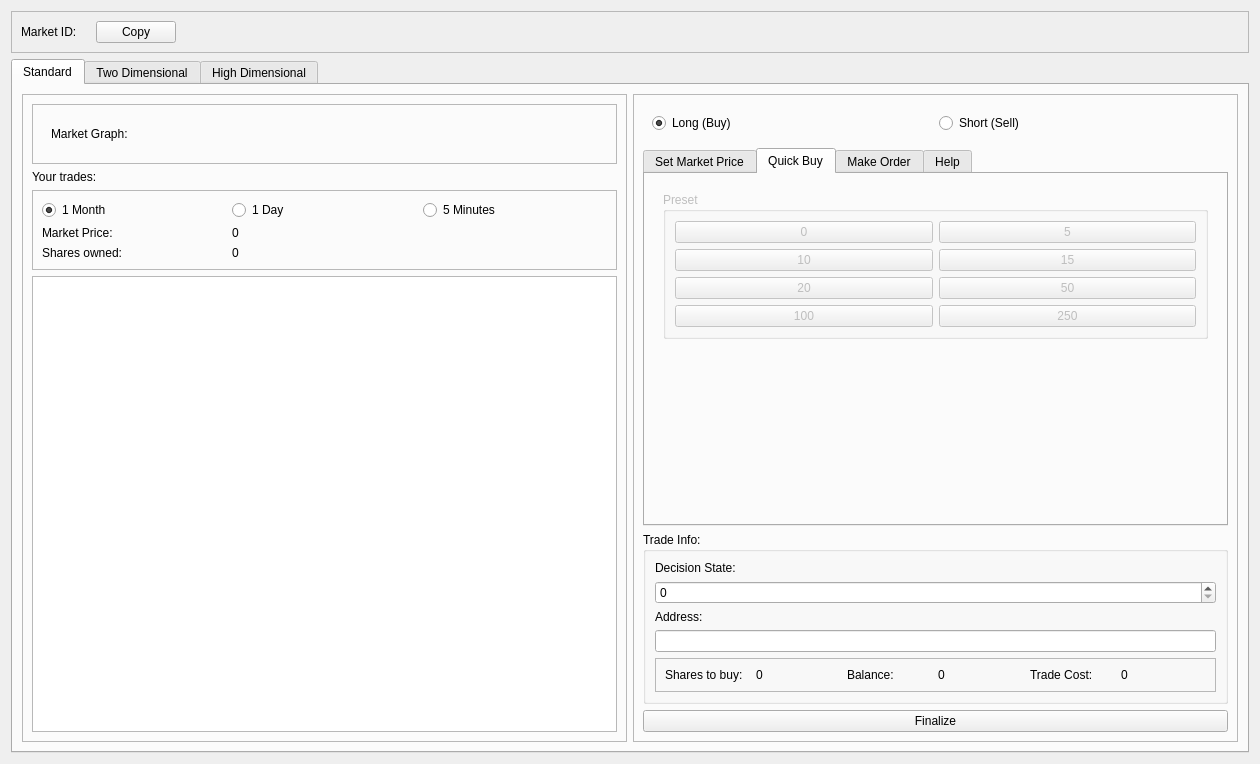
First picture: the form in src/qt/forms/markettradeview.ui, repository bitjson/hivemind, before the edit.
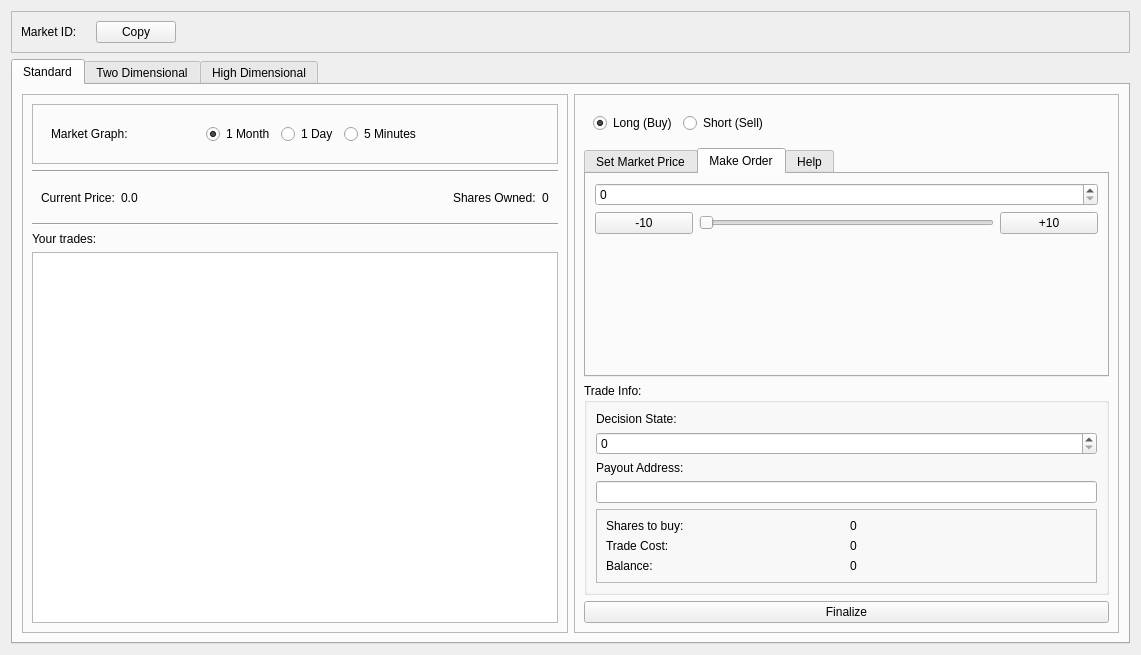
Second picture: the form after the edit. The open tabs and pages were chosen to show the change. Icons and pictures are not drawn.

Commit message: Update trading view

```diff
--- a/src/qt/forms/markettradeview.ui
+++ b/src/qt/forms/markettradeview.ui
@@ -6,8 +6,8 @@
    <rect>
     <x>0</x>
     <y>0</y>
-    <width>1260</width>
-    <height>764</height>
+    <width>1141</width>
+    <height>655</height>
    </rect>
   </property>
   <property name="windowTitle">
@@ -70,7 +70,7 @@
      </layout>
     </widget>
    </item>
-   <item row="3" column="0">
+   <item row="4" column="0">
     <widget class="QTabWidget" name="tabWidget">
      <property name="currentIndex">
       <number>0</number>
@@ -85,6 +85,12 @@
       <layout class="QHBoxLayout" name="horizontalLayout_3">
        <item>
         <widget class="QFrame" name="frame_4">
+         <property name="maximumSize">
+          <size>
+           <width>568</width>
+           <height>16777215</height>
+          </size>
+         </property>
          <property name="frameShape">
           <enum>QFrame::StyledPanel</enum>
          </property>
@@ -130,6 +136,46 @@
                   </property>
                  </spacer>
                 </item>
+                <item>
+                 <widget class="QRadioButton" name="radioButtonMonth">
+                  <property name="text">
+                   <string>1 Month</string>
+                  </property>
+                  <property name="checked">
+                   <bool>true</bool>
+                  </property>
+                 </widget>
+                </item>
+                <item>
+                 <widget class="QRadioButton" name="radioButtonDay">
+                  <property name="text">
+                   <string>1 Day</string>
+                  </property>
+                 </widget>
+                </item>
+                <item>
+                 <widget class="QRadioButton" name="radioButtonMinutes">
+                  <property name="text">
+                   <string>5 Minutes</string>
+                  </property>
+                  <property name="checked">
+                   <bool>false</bool>
+                  </property>
+                 </widget>
+                </item>
+                <item>
+                 <spacer name="horizontalSpacer_3">
+                  <property name="orientation">
+                   <enum>Qt::Horizontal</enum>
+                  </property>
+                  <property name="sizeHint" stdset="0">
+                   <size>
+                    <width>40</width>
+                    <height>20</height>
+                   </size>
+                  </property>
+                 </spacer>
+                </item>
                 <item>
                  <widget class="QPushButton" name="pushButtonPopupGraph">
                   <property name="layoutDirection">
@@ -159,6 +205,73 @@
             </layout>
            </widget>
           </item>
+          <item>
+           <widget class="Line" name="line_2">
+            <property name="orientation">
+             <enum>Qt::Horizontal</enum>
+            </property>
+           </widget>
+          </item>
+          <item>
+           <widget class="QFrame" name="frame_8">
+            <property name="frameShape">
+             <enum>QFrame::NoFrame</enum>
+            </property>
+            <property name="frameShadow">
+             <enum>QFrame::Raised</enum>
+            </property>
+            <layout class="QGridLayout" name="gridLayout">
+             <item row="1" column="0">
+              <widget class="QLabel" name="labelCurrentPrice">
+               <property name="text">
+                <string>Current Price:</string>
+               </property>
+              </widget>
+             </item>
+             <item row="1" column="4">
+              <widget class="QLabel" name="labelOwnedValue">
+               <property name="text">
+                <string>0</string>
+               </property>
+              </widget>
+             </item>
+             <item row="1" column="3">
+              <widget class="QLabel" name="labelOwned">
+               <property name="text">
+                <string>Shares Owned:</string>
+               </property>
+              </widget>
+             </item>
+             <item row="1" column="1">
+              <widget class="QLabel" name="labelCurrentPriceValue">
+               <property name="text">
+                <string>0.0</string>
+               </property>
+              </widget>
+             </item>
+             <item row="1" column="2">
+              <spacer name="horizontalSpacer_5">
+               <property name="orientation">
+                <enum>Qt::Horizontal</enum>
+               </property>
+               <property name="sizeHint" stdset="0">
+                <size>
+                 <width>40</width>
+                 <height>20</height>
+                </size>
+               </property>
+              </spacer>
+             </item>
+            </layout>
+           </widget>
+          </item>
+          <item>
+           <widget class="Line" name="line">
+            <property name="orientation">
+             <enum>Qt::Horizontal</enum>
+            </property>
+           </widget>
+          </item>
           <item>
            <widget class="QLabel" name="label">
             <property name="text">
@@ -166,73 +279,6 @@
             </property>
            </widget>
           </item>
-          <item>
-           <widget class="QFrame" name="frame">
-            <property name="frameShape">
-             <enum>QFrame::StyledPanel</enum>
-            </property>
-            <property name="frameShadow">
-             <enum>QFrame::Raised</enum>
-            </property>
-            <layout class="QGridLayout" name="gridLayout_2">
-             <item row="1" column="1">
-              <widget class="QLabel" name="labelMarketPriceValue">
-               <property name="text">
-                <string>0</string>
-               </property>
-              </widget>
-             </item>
-             <item row="0" column="2">
-              <widget class="QRadioButton" name="radioButtonMinutes">
-               <property name="text">
-                <string>5 Minutes</string>
-               </property>
-               <property name="checked">
-                <bool>false</bool>
-               </property>
-              </widget>
-             </item>
-             <item row="1" column="0">
-              <widget class="QLabel" name="labelMarketPrice">
-               <property name="text">
-                <string>Market Price:</string>
-               </property>
-              </widget>
-             </item>
-             <item row="0" column="1">
-              <widget class="QRadioButton" name="radioButtonDay">
-               <property name="text">
-                <string>1 Day</string>
-               </property>
-              </widget>
-             </item>
-             <item row="0" column="0">
-              <widget class="QRadioButton" name="radioButtonMonth">
-               <property name="text">
-                <string>1 Month</string>
-               </property>
-               <property name="checked">
-                <bool>true</bool>
-               </property>
-              </widget>
-             </item>
-             <item row="2" column="1">
-              <widget class="QLabel" name="labelOwnedValue">
-               <property name="text">
-                <string>0</string>
-               </property>
-              </widget>
-             </item>
-             <item row="2" column="0">
-              <widget class="QLabel" name="labelOwned">
-               <property name="text">
-                <string>Shares owned:</string>
-               </property>
-              </widget>
-             </item>
-            </layout>
-           </widget>
-          </item>
           <item>
            <widget class="QListWidget" name="listWidgetYourTrades"/>
           </item>
@@ -280,6 +326,19 @@
                </property>
               </widget>
              </item>
+             <item>
+              <spacer name="horizontalSpacer_4">
+               <property name="orientation">
+                <enum>Qt::Horizontal</enum>
+               </property>
+               <property name="sizeHint" stdset="0">
+                <size>
+                 <width>40</width>
+                 <height>20</height>
+                </size>
+               </property>
+              </spacer>
+             </item>
             </layout>
            </widget>
           </item>
@@ -289,7 +348,7 @@
              <bool>true</bool>
             </property>
             <property name="sizePolicy">
-             <sizepolicy hsizetype="Ignored" vsizetype="Expanding">
+             <sizepolicy hsizetype="MinimumExpanding" vsizetype="Expanding">
               <horstretch>0</horstretch>
               <verstretch>0</verstretch>
              </sizepolicy>
@@ -314,27 +373,6 @@
                  <enum>QFrame::Raised</enum>
                 </property>
                 <layout class="QVBoxLayout" name="verticalLayout_2">
-                 <item>
-                  <widget class="QLabel" name="labelCurrentMarketPrice">
-                   <property name="text">
-                    <string>Current Price:</string>
-                   </property>
-                  </widget>
-                 </item>
-                 <item>
-                  <widget class="QLabel" name="labelCurrentPriceValue">
-                   <property name="text">
-                    <string>1234.012</string>
-                   </property>
-                  </widget>
-                 </item>
-                 <item>
-                  <widget class="Line" name="line_4">
-                   <property name="orientation">
-                    <enum>Qt::Horizontal</enum>
-                   </property>
-                  </widget>
-                 </item>
                  <item>
                   <widget class="QLabel" name="labelSetPrice">
                    <property name="text">
@@ -363,150 +401,67 @@
               </item>
              </layout>
             </widget>
-            <widget class="QWidget" name="tabQuickBuy">
-             <attribute name="title">
-              <string>Quick Buy</string>
-             </attribute>
-             <layout class="QVBoxLayout" name="verticalLayout_3">
-              <item>
-               <widget class="QFrame" name="frame_8">
-                <property name="enabled">
-                 <bool>false</bool>
-                </property>
-                <property name="frameShape">
-                 <enum>QFrame::NoFrame</enum>
-                </property>
-                <property name="frameShadow">
-                 <enum>QFrame::Raised</enum>
-                </property>
-                <layout class="QVBoxLayout" name="verticalLayout_5">
-                 <item>
-                  <widget class="QGroupBox" name="groupBox">
-                   <property name="title">
-                    <string>Preset</string>
-                   </property>
-                   <layout class="QGridLayout" name="gridLayout">
-                    <item row="0" column="1">
-                     <widget class="QPushButton" name="pushButtonBuy5">
-                      <property name="text">
-                       <string>5</string>
-                      </property>
-                     </widget>
-                    </item>
-                    <item row="2" column="0">
-                     <widget class="QPushButton" name="pushButtonBuy20">
-                      <property name="text">
-                       <string>20</string>
-                      </property>
-                     </widget>
-                    </item>
-                    <item row="2" column="1">
-                     <widget class="QPushButton" name="pushButtonBuy50">
-                      <property name="text">
-                       <string>50</string>
-                      </property>
-                     </widget>
-                    </item>
-                    <item row="1" column="1">
-                     <widget class="QPushButton" name="pushButtonBuy15">
-                      <property name="text">
-                       <string>15</string>
-                      </property>
-                     </widget>
-                    </item>
-                    <item row="0" column="0">
-                     <widget class="QPushButton" name="pushButtonBuy0">
-                      <property name="text">
-                       <string>0</string>
-                      </property>
-                     </widget>
-                    </item>
-                    <item row="1" column="0">
-                     <widget class="QPushButton" name="pushButtonBuy10">
-                      <property name="text">
-                       <string>10</string>
-                      </property>
-                     </widget>
-                    </item>
-                    <item row="3" column="0">
-                     <widget class="QPushButton" name="pushButtonBuy100">
-                      <property name="text">
-                       <string>100</string>
-                      </property>
-                     </widget>
-                    </item>
-                    <item row="3" column="1">
-                     <widget class="QPushButton" name="pushButtonBuy250">
-                      <property name="text">
-                       <string>250</string>
-                      </property>
-                     </widget>
-                    </item>
-                   </layout>
-                  </widget>
-                 </item>
-                 <item>
-                  <spacer name="verticalSpacer_3">
-                   <property name="orientation">
-                    <enum>Qt::Vertical</enum>
-                   </property>
-                   <property name="sizeHint" stdset="0">
-                    <size>
-                     <width>20</width>
-                     <height>40</height>
-                    </size>
-                   </property>
-                  </spacer>
-                 </item>
-                </layout>
-               </widget>
-              </item>
-             </layout>
-            </widget>
             <widget class="QWidget" name="tabMakeOrder">
              <attribute name="title">
               <string>Make Order</string>
              </attribute>
-             <layout class="QVBoxLayout" name="verticalLayout_9">
-              <item>
-               <widget class="QFrame" name="frame_9">
-                <property name="frameShape">
-                 <enum>QFrame::NoFrame</enum>
+             <layout class="QGridLayout" name="gridLayout_2">
+              <item row="1" column="0">
+               <widget class="QPushButton" name="pushButtonMinus10">
+                <property name="text">
+                 <string>-10</string>
                 </property>
-                <property name="frameShadow">
-                 <enum>QFrame::Raised</enum>
+               </widget>
+              </item>
+              <item row="0" column="0" colspan="5">
+               <widget class="QSpinBox" name="spinBoxShares">
+                <property name="sizePolicy">
+                 <sizepolicy hsizetype="Minimum" vsizetype="Fixed">
+                  <horstretch>0</horstretch>
+                  <verstretch>0</verstretch>
+                 </sizepolicy>
                 </property>
-                <layout class="QVBoxLayout" name="verticalLayout_6">
-                 <item>
-                  <widget class="QLabel" name="labelShares">
-                   <property name="text">
-                    <string># Shares:</string>
-                   </property>
-                  </widget>
-                 </item>
-                 <item>
-                  <widget class="QSpinBox" name="spinBoxShares">
-                   <property name="maximum">
-                    <number>999999999</number>
-                   </property>
-                  </widget>
-                 </item>
-                 <item>
-                  <spacer name="verticalSpacer_4">
-                   <property name="orientation">
-                    <enum>Qt::Vertical</enum>
-                   </property>
-                   <property name="sizeHint" stdset="0">
-                    <size>
-                     <width>20</width>
-                     <height>40</height>
-                    </size>
-                   </property>
-                  </spacer>
-                 </item>
-                </layout>
+                <property name="minimumSize">
+                 <size>
+                  <width>0</width>
+                  <height>0</height>
+                 </size>
+                </property>
+                <property name="maximum">
+                 <number>999999999</number>
+                </property>
                </widget>
               </item>
+              <item row="1" column="4">
+               <widget class="QPushButton" name="pushButtonPlus10">
+                <property name="text">
+                 <string>+10</string>
+                </property>
+               </widget>
+              </item>
+              <item row="1" column="1" colspan="3">
+               <widget class="QSlider" name="horizontalSliderNumberShares">
+                <property name="maximum">
+                 <number>256</number>
+                </property>
+                <property name="orientation">
+                 <enum>Qt::Horizontal</enum>
+                </property>
+               </widget>
+              </item>
+              <item row="2" column="0" colspan="5">
+               <spacer name="verticalSpacer">
+                <property name="orientation">
+                 <enum>Qt::Vertical</enum>
+                </property>
+                <property name="sizeHint" stdset="0">
+                 <size>
+                  <width>20</width>
+                  <height>40</height>
+                 </size>
+                </property>
+               </spacer>
+              </item>
              </layout>
             </widget>
             <widget class="QWidget" name="tabHelp">
@@ -540,49 +495,49 @@
                <property name="frameShadow">
                 <enum>QFrame::Raised</enum>
                </property>
-               <layout class="QHBoxLayout" name="horizontalLayout_4">
-                <item>
+               <layout class="QGridLayout" name="gridLayout_5">
+                <item row="1" column="0">
+                 <widget class="QLabel" name="labelCost">
+                  <property name="text">
+                   <string>Trade Cost:</string>
+                  </property>
+                 </widget>
+                </item>
+                <item row="1" column="1">
+                 <widget class="QLabel" name="labelCostValue">
+                  <property name="text">
+                   <string>0</string>
+                  </property>
+                 </widget>
+                </item>
+                <item row="2" column="0">
+                 <widget class="QLabel" name="labelFunds">
+                  <property name="text">
+                   <string>Balance:</string>
+                  </property>
+                 </widget>
+                </item>
+                <item row="0" column="0">
                  <widget class="QLabel" name="labelSharesToBuy">
                   <property name="text">
                    <string>Shares to buy:</string>
                   </property>
                  </widget>
                 </item>
-                <item>
+                <item row="0" column="1">
                  <widget class="QLabel" name="labelSharesToBuyValue">
                   <property name="text">
                    <string>0</string>
                   </property>
                  </widget>
                 </item>
-                <item>
-                 <widget class="QLabel" name="labelFunds">
-                  <property name="text">
-                   <string>Balance:</string>
-                  </property>
-                 </widget>
-                </item>
-                <item>
+                <item row="2" column="1">
                  <widget class="QLabel" name="labelFundsValue">
                   <property name="text">
                    <string>0</string>
                   </property>
                  </widget>
                 </item>
-                <item>
-                 <widget class="QLabel" name="labelCost">
-                  <property name="text">
-                   <string>Trade Cost:</string>
-                  </property>
-                 </widget>
-                </item>
-                <item>
-                 <widget class="QLabel" name="labelCostValue">
-                  <property name="text">
-                   <string>0</string>
-                  </property>
-                 </widget>
-                </item>
                </layout>
               </widget>
              </item>
@@ -599,7 +554,7 @@
              <item row="2" column="0">
               <widget class="QLabel" name="labelAddress">
                <property name="text">
-                <string>Address:</string>
+                <string>Payout Address:</string>
                </property>
               </widget>
              </item>
@@ -615,6 +570,12 @@
           </item>
           <item>
            <widget class="QPushButton" name="pushButtonFinalize">
+            <property name="sizePolicy">
+             <sizepolicy hsizetype="MinimumExpanding" vsizetype="Fixed">
+              <horstretch>0</horstretch>
+              <verstretch>0</verstretch>
+             </sizepolicy>
+            </property>
             <property name="text">
              <string>Finalize</string>
             </property>
```
Left out of the diff: 2 changed lines with no effect on the pictures. The commit also changes 2 other files.
